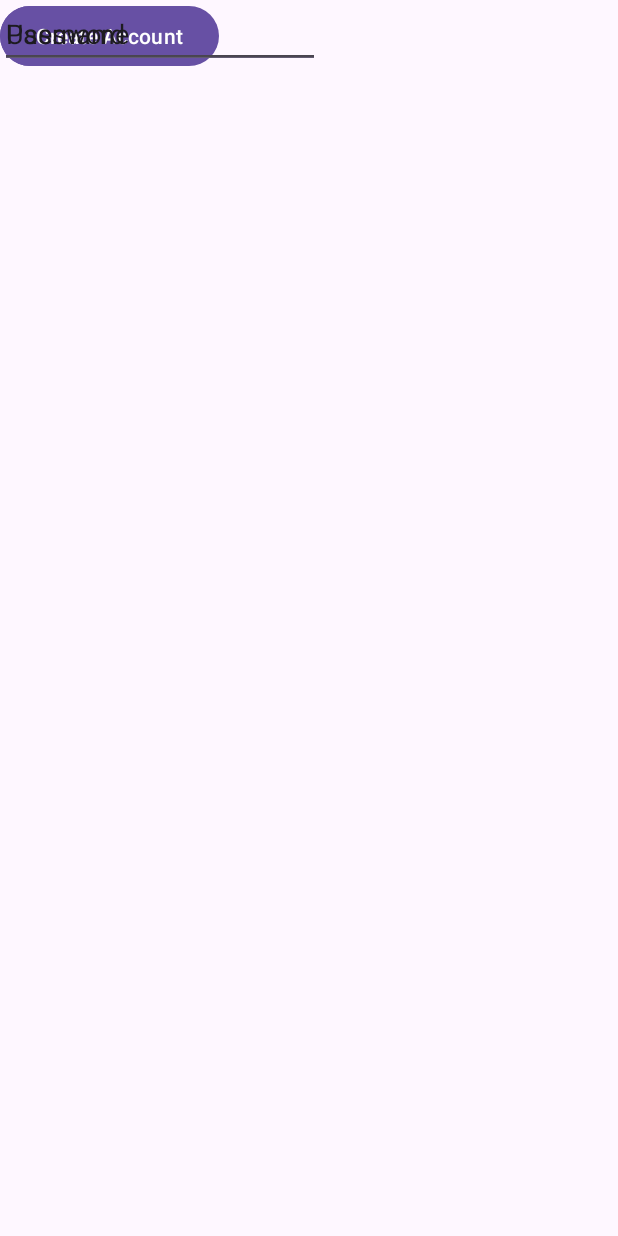
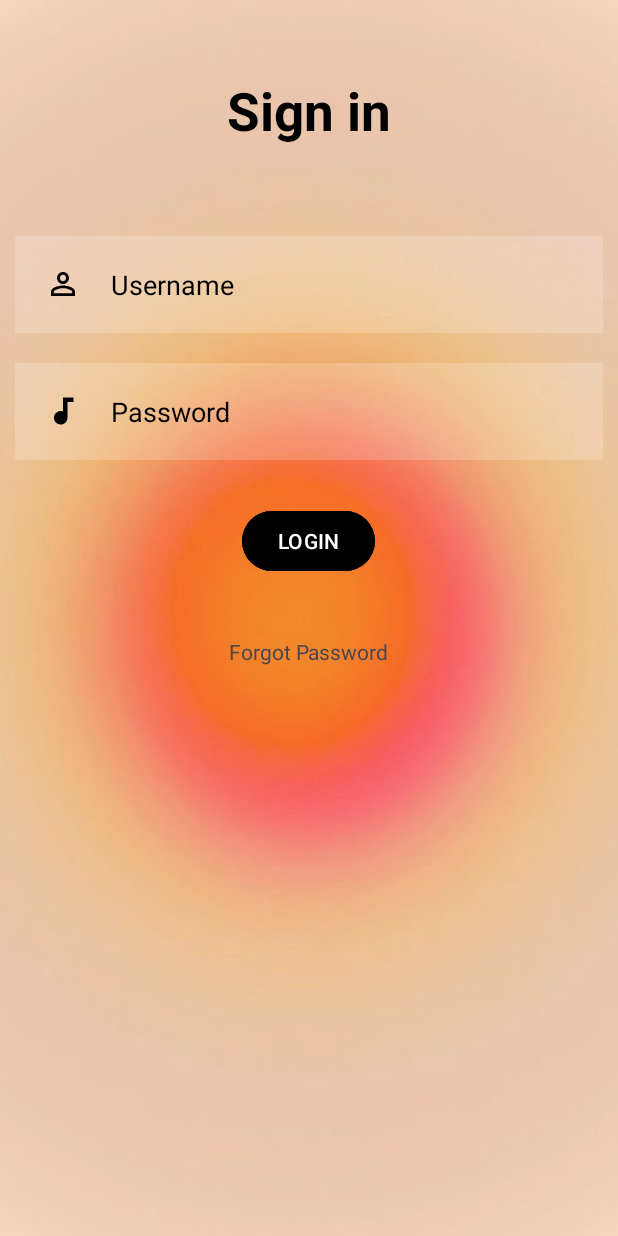
Before and after one commit to ArnArora/Spotify-Wrapped, an Android app: the screen it shows after launch (MainActivity), on a phone screen of 412 x 824 dp. Run offline under Robolectric (Android 15) with nearby library versions, the phone set to English and light mode, and no system bars.

Commit message:
Added Functionality to Base User Story One and update UI to include background.

```diff
--- a/app/src/main/java/com/example/spotify_wrapped/MainActivity.java
+++ b/app/src/main/java/com/example/spotify_wrapped/MainActivity.java
@@ -3,6 +3,12 @@ package com.example.spotify_wrapped;
 import androidx.appcompat.app.AppCompatActivity;
 
 import android.os.Bundle;
+import android.view.View;
+import android.widget.Button;
+import android.widget.TextView;
+import android.widget.Toast;
+
+import com.google.android.material.button.MaterialButton;
 
 public class MainActivity extends AppCompatActivity {
 
@@ -10,5 +16,26 @@ public class MainActivity extends AppCompatActivity {
     protected void onCreate(Bundle savedInstanceState) {
         super.onCreate(savedInstanceState);
         setContentView(R.layout.activity_main);
+
+        TextView username = (TextView) findViewById(R.id.username);
+        TextView password = (TextView) findViewById(R.id.password);
+
+        Button loginbutton = (MaterialButton) findViewById(R.id.loginButton);
+        //admin and admin
+        loginbutton.setOnClickListener(new View.OnClickListener() {
+            @Override
+            public void onClick(View v) {
+                if(username.getText().toString().equals("admin") && password.getText().toString().equals("admin")) {
+                    //correct
+                    Toast.makeText(MainActivity.this, "LOGIN SUCCESSFUL", Toast.LENGTH_SHORT).show();
+                } else {
+                    Toast.makeText(MainActivity.this, "LOGIN NOT SUCCESSFUL", Toast.LENGTH_SHORT).show();
+
+                }
+            }
+        });
+
     }
+
+
 }
--- /dev/null
+++ b/app/src/main/res/drawable/baseline_audiotrack_24.xml
@@ -0,0 +1,5 @@
+<vector xmlns:android="http://schemas.android.com/apk/res/android" android:height="24dp" android:tint="#000000" android:viewportHeight="24" android:viewportWidth="24" android:width="24dp">
+
+    <path android:fillColor="@android:color/white" android:pathData="M12,3v9.28c-0.47,-0.17 -0.97,-0.28 -1.5,-0.28C8.01,12 6,14.01 6,16.5S8.01,21 10.5,21c2.31,0 4.2,-1.75 4.45,-4H15V6h4V3h-7z"/>
+
+</vector>
--- /dev/null
+++ b/app/src/main/res/drawable/baseline_person_outline_24.xml
@@ -0,0 +1,5 @@
+<vector xmlns:android="http://schemas.android.com/apk/res/android" android:height="24dp" android:tint="#000000" android:viewportHeight="24" android:viewportWidth="24" android:width="24dp">
+
+    <path android:fillColor="@android:color/white" android:pathData="M12,5.9c1.16,0 2.1,0.94 2.1,2.1s-0.94,2.1 -2.1,2.1S9.9,9.16 9.9,8s0.94,-2.1 2.1,-2.1m0,9c2.97,0 6.1,1.46 6.1,2.1v1.1L5.9,18.1L5.9,17c0,-0.64 3.13,-2.1 6.1,-2.1M12,4C9.79,4 8,5.79 8,8s1.79,4 4,4 4,-1.79 4,-4 -1.79,-4 -4,-4zM12,13c-2.67,0 -8,1.34 -8,4v3h16v-3c0,-2.66 -5.33,-4 -8,-4z"/>
+
+</vector>
--- a/app/src/main/res/layout/activity_main.xml
+++ b/app/src/main/res/layout/activity_main.xml
@@ -1,63 +1,76 @@
 <?xml version="1.0" encoding="utf-8"?>
-<androidx.constraintlayout.widget.ConstraintLayout xmlns:android="http://schemas.android.com/apk/res/android"
+<RelativeLayout xmlns:android="http://schemas.android.com/apk/res/android"
     xmlns:app="http://schemas.android.com/apk/res-auto"
     xmlns:tools="http://schemas.android.com/tools"
     android:layout_width="match_parent"
     android:layout_height="match_parent"
+    android:background="@drawable/orangebackground"
     tools:context=".MainActivity">
 
-    <Button
-        android:id="@+id/button"
+    <TextView
+        android:layout_width="match_parent"
+        android:layout_height="wrap_content"
+        android:text="@string/sign_in"
+        android:textColor="@color/black"
+        android:textSize="35dp"
+        android:layout_margin="50dp"
+        android:gravity="center"
+        android:textStyle="bold"
+        android:id="@+id/signin"
+        tools:ignore="SpUsage" />
+
+    <EditText
+        android:layout_width="match_parent"
+        android:layout_height="wrap_content"
+        android:id="@+id/username"
+        android:layout_below="@id/signin"
+        android:hint="@string/username"
+        android:textColor="@color/black"
+        android:textColorHint="@color/black"
+        android:layout_margin="10dp"
+        android:padding="20dp"
+        android:background="#30ffffff"
+        android:drawableStart="@drawable/baseline_person_outline_24"
+        android:drawablePadding="20dp"
+        />
+
+    <EditText
+        android:layout_width="match_parent"
+        android:layout_height="wrap_content"
+        android:id="@+id/password"
+        android:layout_below="@id/username"
+        android:hint="@string/Password"
+        android:textColor="@color/black"
+        android:textColorHint="@color/black"
+        android:layout_margin="10dp"
+        android:padding="20dp"
+        android:background="#30ffffff"
+        android:drawableStart="@drawable/baseline_audiotrack_24"
+        android:drawablePadding="20dp"
+        android:inputType="textPassword"
+        />
+
+    <com.google.android.material.button.MaterialButton
         android:layout_width="wrap_content"
         android:layout_height="wrap_content"
-        android:text="Sign In"
-        tools:layout_editor_absoluteX="147dp"
-        tools:layout_editor_absoluteY="412dp" />
+        android:id="@+id/loginButton"
+        android:layout_below="@id/password"
+        android:text="@string/LOGIN"
+        android:backgroundTint="@color/black"
+        android:layout_centerHorizontal="true"
+        android:layout_margin="20dp"
+        />
 
-    <Button
-        android:id="@+id/button2"
+    <TextView
         android:layout_width="wrap_content"
         android:layout_height="wrap_content"
-        android:text="Create Account"
-        tools:layout_editor_absoluteX="123dp"
-        tools:layout_editor_absoluteY="474dp" />
+        android:id="@+id/forgotpass"
+        android:layout_below="@id/loginButton"
+        android:text="@string/forgot_password"
+        android:layout_centerHorizontal="true"
+        android:layout_margin="20dp"
+        />
 
-    <EditText
-        android:id="@+id/enterPassword"
-        android:layout_width="wrap_content"
-        android:layout_height="wrap_content"
-        android:ems="10"
-        android:inputType="numberPassword"
-        tools:layout_editor_absoluteX="97dp"
-        tools:layout_editor_absoluteY="353dp" />
 
-    <EditText
-        android:id="@+id/enterUsername"
-        android:layout_width="wrap_content"
-        android:layout_height="wrap_content"
-        android:ems="10"
-        android:inputType="textPassword"
-        tools:layout_editor_absoluteX="97dp"
-        tools:layout_editor_absoluteY="234dp" />
 
-    <EditText
-        android:id="@+id/editTextText"
-        android:layout_width="wrap_content"
-        android:layout_height="wrap_content"
-        android:ems="10"
-        android:inputType="text"
-        android:text="Username"
-        tools:layout_editor_absoluteX="97dp"
-        tools:layout_editor_absoluteY="189dp" />
-
-    <EditText
-        android:id="@+id/editTextText2"
-        android:layout_width="wrap_content"
-        android:layout_height="wrap_content"
-        android:ems="10"
-        android:inputType="text"
-        android:text="Password"
-        tools:layout_editor_absoluteX="99dp"
-        tools:layout_editor_absoluteY="301dp" />
-
-</androidx.constraintlayout.widget.ConstraintLayout>
+</RelativeLayout>
--- a/app/src/main/res/values/strings.xml
+++ b/app/src/main/res/values/strings.xml
@@ -1,3 +1,9 @@
 <resources>
     <string name="app_name">Spotify-Wrapped</string>
+    <string name="sign_in">Sign in</string>
+    <string name="username">Username</string>
+    <string name="password">password\n</string>
+    <string name="Password">Password</string>
+    <string name="forgot_password">Forgot Password</string>
+    <string name="LOGIN">LOGIN</string>
 </resources>
```
Also changed, not shown: app/src/main/res/drawable/orangebackground.JPG (added).
